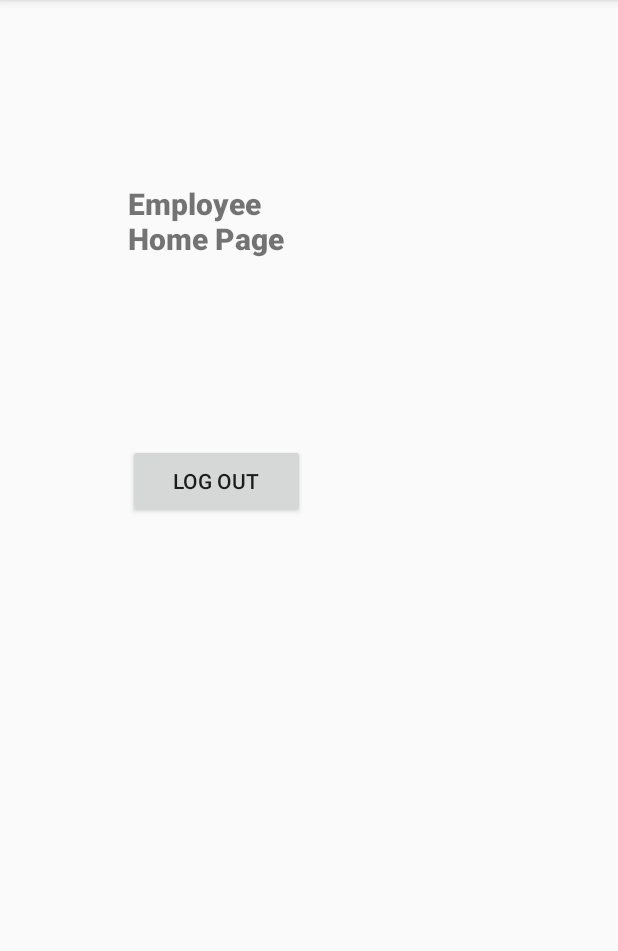
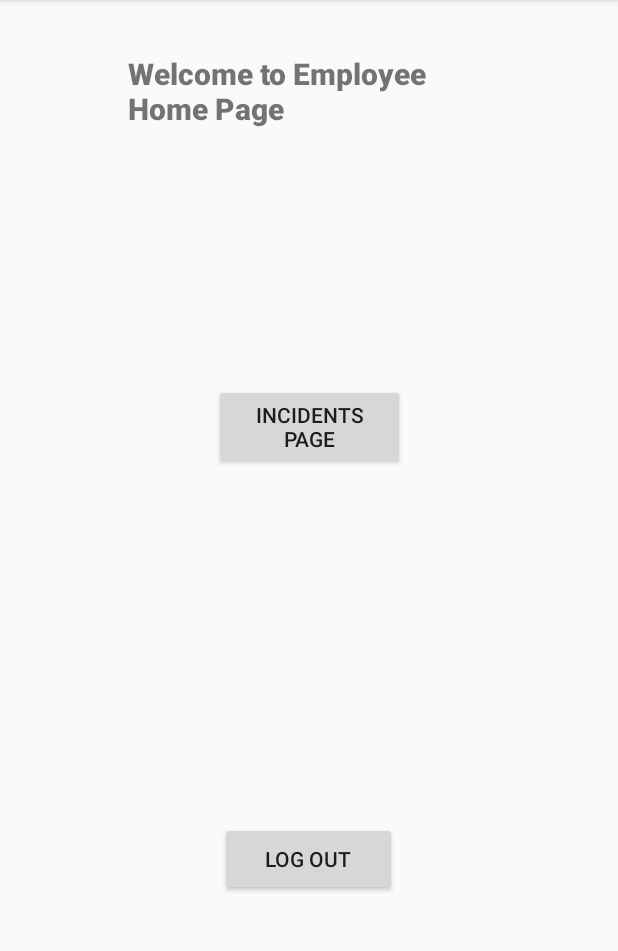
Before and after one commit to HelenPolychroni/SmartAlert, an Android app: the EmployeeHomePage screen opened directly, with no data from a screen before it, on a phone screen of 412 x 824 dp, the part 84-1035 px from its top. Run offline under Robolectric (Android 15) with nearby library versions, the phone set to English and light mode, and no system bars; our stand-ins replace Firebase (no records; nobody signed in at launch, a user with empty details on screens opened directly).

```diff
--- a/app/src/main/res/layout/activity_employee_home_page.xml
+++ b/app/src/main/res/layout/activity_employee_home_page.xml
@@ -6,12 +6,24 @@
     android:layout_height="match_parent"
     tools:context=".EmployeeHomePage">
 
+    <Button
+        android:id="@+id/button8"
+        android:layout_width="118dp"
+        android:layout_height="49dp"
+        android:layout_marginTop="548dp"
+        android:onClick="logout"
+        android:text="Log out"
+        app:layout_constraintEnd_toEndOf="parent"
+        app:layout_constraintHorizontal_bias="0.498"
+        app:layout_constraintStart_toStartOf="parent"
+        app:layout_constraintTop_toTopOf="parent" />
+
     <TextView
         android:id="@+id/textView5"
         android:layout_width="248dp"
         android:layout_height="100dp"
         android:fontFamily="sans-serif-black"
-        android:text="Employee\nHome Page"
+        android:text="Welcome to Employee\nHome Page"
         android:textAlignment="textStart"
         android:textSize="20sp"
         app:layout_constraintBottom_toBottomOf="parent"
@@ -19,17 +31,16 @@
         app:layout_constraintHorizontal_bias="0.521"
         app:layout_constraintStart_toStartOf="parent"
         app:layout_constraintTop_toTopOf="parent"
-        app:layout_constraintVertical_bias="0.183" />
+        app:layout_constraintVertical_bias="0.053" />
 
     <Button
         android:id="@+id/button"
-        android:layout_width="118dp"
-        android:layout_height="49dp"
-        android:layout_marginTop="296dp"
+        android:layout_width="127dp"
+        android:layout_height="57dp"
+        android:layout_marginTop="256dp"
         android:onClick="logout"
-        android:text="Log out"
+        android:text="Incidents page"
         app:layout_constraintEnd_toEndOf="parent"
-        app:layout_constraintHorizontal_bias="0.29"
         app:layout_constraintStart_toStartOf="parent"
         app:layout_constraintTop_toTopOf="parent" />
 </androidx.constraintlayout.widget.ConstraintLayout>
```
Also changed, not shown: app/src/main/java/com/example/smartalert/Incident.java (+12 -1 lines), app/src/main/java/com/example/smartalert/StartUpActivity.java (+5 -2 lines), app/src/main/java/com/example/smartalert/UserNewIncident.java (+10 -2 lines).
